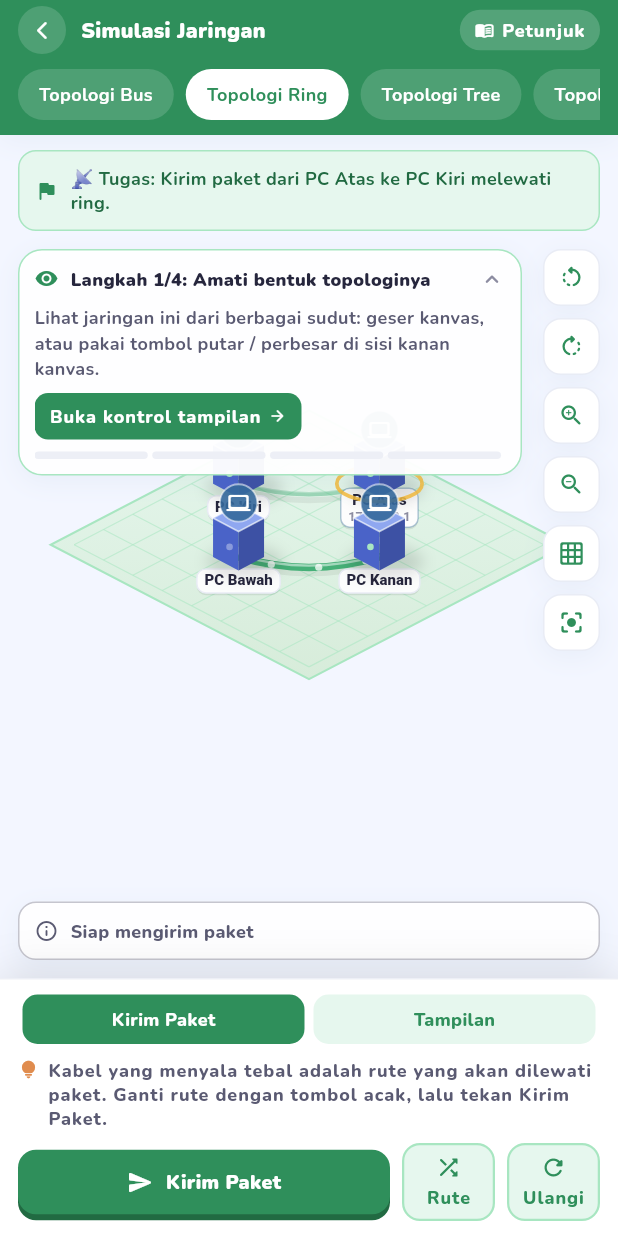
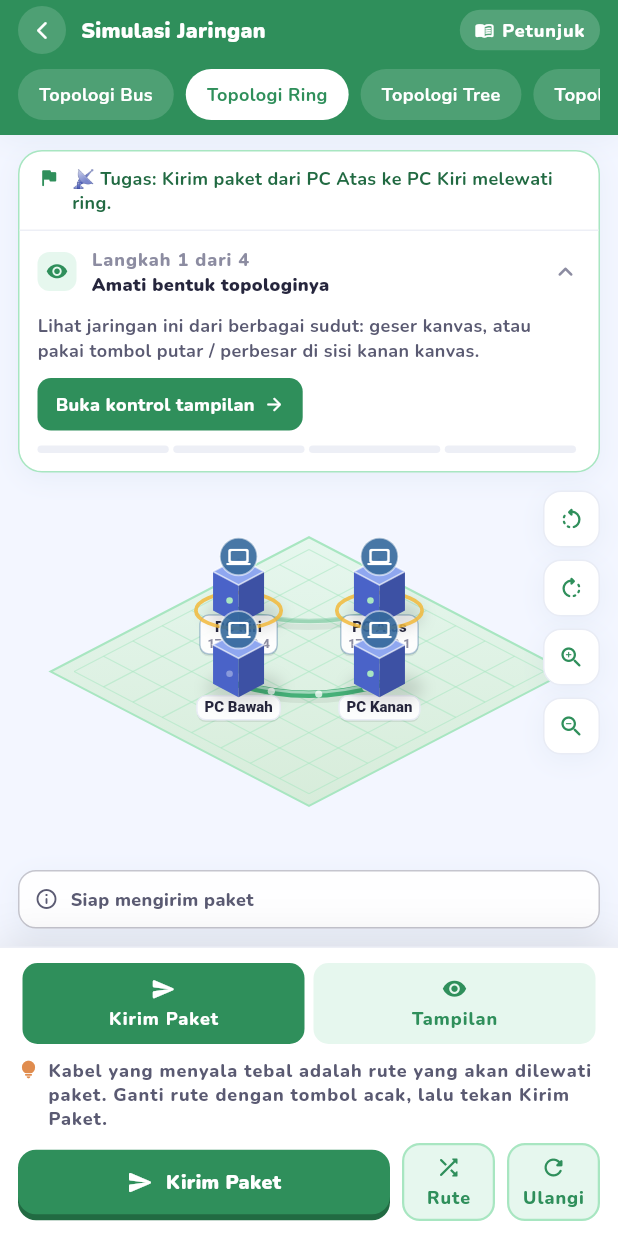
Before and after one commit to prasproject/netlearn, a Flutter app: the SimulationScreen screen opened by its route, after a tap on "Topologi Ring", on a phone screen of 412 x 824 dp. Run offline on Flutter 3.47's test engine with Material 3 defaults, Android fonts, the phone set to English and light mode, and no system bars; drawn by our look-alikes of flutter_animate; our stand-ins replace audioplayers, cloud_firestore, firebase_analytics, firebase_auth, firebase_core, firebase_database and 12 more; missing offline and left inert: dart:html, excel, flutter_welcome_kit; accounts and stored records are empty; project files that could hold a hidden picture were left out.

Commit message:
fixing animation

```diff
--- a/lib/domain/providers/simulation_provider.dart
+++ b/lib/domain/providers/simulation_provider.dart
@@ -100,11 +100,14 @@ class SimulationNotifier extends StateNotifier<SimulationState> {
     if (sims.isEmpty) return;
     final sim = sims.first;
     final scenario = sim.scenarios.isNotEmpty ? sim.scenarios.first : null;
+    final endpoints = _defaultEndpoints(sim);
     state = SimulationState(
       simulation: sim,
       allSimulations: sims,
       selectedPath: scenario?.correctPath ?? [],
       isLoaded: true,
+      packetSourceNodeId: endpoints.$1,
+      packetTargetNodeId: endpoints.$2,
       pcCount: sim.nodes.where((n) => n.type == NodeType.pc).length,
       switchCount: sim.nodes.where((n) => n.type == NodeType.switchDevice).length,
       routerCount: sim.nodes.where((n) => n.type == NodeType.router).length,
@@ -115,6 +118,7 @@ class SimulationNotifier extends StateNotifier<SimulationState> {
     if (state.isAnimating) return;
     final sim = state.allSimulations.firstWhere((s) => s.id == id, orElse: () => state.simulation);
     final scenario = sim.scenarios.isNotEmpty ? sim.scenarios.first : null;
+    final endpoints = _defaultEndpoints(sim);
     state = state.copyWith(
       simulation: sim,
       selectedPath: scenario?.correctPath ?? [],
@@ -122,12 +126,8 @@ class SimulationNotifier extends StateNotifier<SimulationState> {
       detailMessage: null,
       packetProgress: -1,
       connectStartNodeId: null,
-      packetSourceNodeId: sim.nodes.where((n) => n.type == NodeType.pc).isNotEmpty
-          ? sim.nodes.firstWhere((n) => n.type == NodeType.pc).id
-          : null,
-      packetTargetNodeId: sim.nodes.where((n) => n.type == NodeType.server || n.type == NodeType.pc).isNotEmpty
-          ? sim.nodes.firstWhere((n) => n.type == NodeType.server || n.type == NodeType.pc).id
-          : null,
+      packetSourceNodeId: endpoints.$1,
+      packetTargetNodeId: endpoints.$2,
       cableByLinkKey: {},
       pcCount: sim.nodes.where((n) => n.type == NodeType.pc).length,
       switchCount: sim.nodes.where((n) => n.type == NodeType.switchDevice).length,
@@ -135,11 +135,34 @@ class SimulationNotifier extends StateNotifier<SimulationState> {
     );
   }
 
-  /// Select a route path
+  /// A sensible starting sender/receiver pair for [sim]: the scenario's own
+  /// endpoints when one is defined (so they match the task text), otherwise
+  /// the first two distinct nodes. The old heuristic ("first PC" for both
+  /// source and the server-or-PC target) could pick the very same node for
+  /// both ends, which silently broke the very first "Kirim Paket" attempt.
+  (String?, String?) _defaultEndpoints(SimulationModel sim) {
+    final scenario = sim.scenarios.isNotEmpty ? sim.scenarios.first : null;
+    if (scenario != null) {
+      return (scenario.fromNodeId, scenario.toNodeId);
+    }
+    if (sim.nodes.isEmpty) return (null, null);
+    final source = sim.nodes.first.id;
+    final target = sim.nodes.firstWhere(
+      (n) => n.id != source,
+      orElse: () => sim.nodes.first,
+    ).id;
+    return (source, target == source ? null : target);
+  }
+
+  /// Select a route path, keeping the sender/receiver chips in sync with it —
+  /// otherwise switching routes here and picking endpoints in the inspector
+  /// could disagree about what is actually selected.
   void selectPath(List<String> path) {
     if (state.isAnimating) return;
     state = state.copyWith(
       selectedPath: path,
+      packetSourceNodeId: path.isNotEmpty ? path.first : state.packetSourceNodeId,
+      packetTargetNodeId: path.isNotEmpty ? path.last : state.packetTargetNodeId,
       statusMessage: 'Jalur dipilih: ${_pathLabel(path)}',
     );
   }
@@ -163,25 +186,50 @@ class SimulationNotifier extends StateNotifier<SimulationState> {
       return _sendPlaygroundPacket();
     }
 
-    if (state.isAnimating || state.selectedPath.isEmpty) return false;
+    if (state.isAnimating) return false;
 
-    state = state.copyWith(isAnimating: true, packetProgress: 0,
-      statusMessage: 'Mengirim paket...');
+    // Route by whichever sender/receiver are currently chosen — via BFS over
+    // the topology, same engine the playground uses — rather than always
+    // replaying whatever `selectedPath` happened to hold. Previously this
+    // method ignored the source/target the student picked in the inspector
+    // entirely, so "Jadikan pengirim/tujuan" had no visible effect: pressing
+    // Kirim Paket always animated the original scenario route regardless of
+    // what was chosen.
+    final sourceId = state.packetSourceNodeId;
+    final targetId = state.packetTargetNodeId;
+    List<String> path;
+    if (sourceId != null && targetId != null && sourceId != targetId) {
+      path = _findPath(sourceId, targetId);
+    } else {
+      path = state.selectedPath;
+    }
 
-    for (int i = 0; i < state.selectedPath.length; i++) {
+    if (path.isEmpty) {
+      state = state.copyWith(
+        statusMessage: 'Gagal: tidak ada jalur antar perangkat yang dipilih',
+        detailMessage: 'Pastikan pengirim dan tujuan terhubung.',
+      );
+      return false;
+    }
+
+    state = state.copyWith(
+      isAnimating: true,
+      selectedPath: path,
+      packetProgress: 0,
+      statusMessage: 'Mengirim paket...',
+    );
+
+    for (int i = 0; i < path.length; i++) {
       state = state.copyWith(packetProgress: i);
       await Future.delayed(const Duration(milliseconds: 700));
     }
 
-    final pathLabel = _pathLabel(state.selectedPath);
-    final routeLabel = state.selectedPath.length > 1 && state.selectedPath[1] == 'router1'
-        ? 'Router'
-        : 'Switch';
+    final pathLabel = _pathLabel(path);
     state = state.copyWith(
       isAnimating: false,
-      packetProgress: state.selectedPath.length - 1,
-      statusMessage: 'Status: Paket dikirim via $routeLabel ✓',
-      detailMessage: 'Hop: ${state.selectedPath.length - 1} | Jalur: $pathLabel',
+      packetProgress: path.length - 1,
+      statusMessage: 'Status: Paket dikirim ✓',
+      detailMessage: 'Hop: ${path.length - 1} | Jalur: $pathLabel',
     );
     return true;
   }
@@ -363,10 +411,30 @@ class SimulationNotifier extends StateNotifier<SimulationState> {
     );
   }
 
+  /// Choose the sender/receiver device. The cable route between them is
+  /// highlighted immediately (not just when "Kirim Paket" is pressed) so the
+  /// choice is visibly reflected on the canvas right away, in every topology
+  /// — not only the free-build Lab.
   void setPacketEndpoints({String? sourceId, String? targetId}) {
+    if (state.isAnimating) return;
+    final newSource = sourceId ?? state.packetSourceNodeId;
+    final newTarget = targetId ?? state.packetTargetNodeId;
+
+    if (newSource == null || newTarget == null || newSource == newTarget) {
+      state = state.copyWith(packetSourceNodeId: newSource, packetTargetNodeId: newTarget);
+      return;
+    }
+
+    final path = _findPath(newSource, newTarget);
     state = state.copyWith(
-      packetSourceNodeId: sourceId ?? state.packetSourceNodeId,
-      packetTargetNodeId: targetId ?? state.packetTargetNodeId,
+      packetSourceNodeId: newSource,
+      packetTargetNodeId: newTarget,
+      selectedPath: path,
+      statusMessage: path.isEmpty
+          ? 'Belum ada kabel yang menghubungkan kedua perangkat ini'
+          : 'Jalur dipilih: ${_pathLabel(path)}',
+      detailMessage: null,
+      packetProgress: -1,
     );
   }
 
--- a/lib/presentation/simulation/simulation_screen.dart
+++ b/lib/presentation/simulation/simulation_screen.dart
@@ -234,7 +234,7 @@ class _SimulationScreenState extends ConsumerState<SimulationScreen> with Ticker
       body: Column(
         children: [
           _header(sim),
-          _goalBanner(sim),
+          _guidePanel(sim),
           Expanded(child: _canvas(sim)),
           if (selected != null) _inspector(sim, selected),
           _dock(sim),
@@ -338,34 +338,6 @@ class _SimulationScreenState extends ConsumerState<SimulationScreen> with Ticker
     );
   }
 
-  /// The scenario's objective, stated plainly and always on screen.
-  Widget _goalBanner(SimulationState sim) {
-    return Container(
-      margin: const EdgeInsets.fromLTRB(12, 10, 12, 0),
-      padding: const EdgeInsets.all(10),
-      decoration: BoxDecoration(
-        color: AppColors.secondaryGreenSurface,
-        borderRadius: BorderRadius.circular(AppDimensions.radiusLarge),
-        border: Border.all(color: AppColors.secondaryGreenAccent),
-      ),
-      child: Row(
-        children: [
-          const Icon(Icons.flag_rounded, size: 16, color: AppColors.secondaryGreen),
-          const SizedBox(width: 8),
-          Expanded(
-            child: Text(
-              sim.simulation.task,
-              style: AppTextStyles.labelSmall.copyWith(
-                color: AppColors.secondaryGreenDark,
-                height: 1.35,
-              ),
-            ),
-          ),
-        ],
-      ),
-    );
-  }
-
   // ─── Canvas ───
 
   Widget _canvas(SimulationState sim) {
@@ -417,9 +389,15 @@ class _SimulationScreenState extends ConsumerState<SimulationScreen> with Ticker
                   ),
                 ),
               ),
-              Positioned(left: 12, top: 12, right: 64, child: _missionCard(sim)),
+              // The status bar is purely informational (no tap target of its
+              // own), so it must come BEFORE the camera buttons in the Stack.
+              // On a short canvas the two can overlap geometrically, and a
+              // later Stack child wins hit-testing regardless of whether it
+              // actually handles the tap — with the old order, the status bar
+              // silently swallowed taps meant for the camera buttons whenever
+              // that overlap happened, making them dead with no visible cause.
+              Positioned(left: 12, right: 12, bottom: 12, child: _statusBar(sim)),
               Positioned(right: 12, top: 12, child: _cameraTools()),
-              Positioned(left: 12, right: 12, bottom: 12, child: _statusBar(sim)),
             ],
           ),
         );
@@ -457,31 +435,29 @@ class _SimulationScreenState extends ConsumerState<SimulationScreen> with Ticker
         tool(Icons.rotate_right_rounded, () => _nudgeCamera(rotate: 0.35), tooltip: 'Putar kanan'),
         tool(Icons.zoom_in_rounded, () => _nudgeCamera(zoom: 1.2), tooltip: 'Perbesar'),
         tool(Icons.zoom_out_rounded, () => _nudgeCamera(zoom: 0.83), tooltip: 'Perkecil'),
-        tool(_showGrid ? Icons.grid_on_rounded : Icons.grid_off_rounded, () {
-          setState(() => _showGrid = !_showGrid);
-          _markViewExplored();
-        }, tooltip: 'Garis lantai'),
-        tool(Icons.center_focus_strong_rounded, () {
-          setState(() => _camera = const IsoCamera());
-          _markViewExplored();
-        }, tooltip: 'Kembalikan tampilan'),
       ],
     );
   }
 
   // ─── Mission checklist ───
 
-  Widget _missionCard(SimulationState sim) {
+  /// Guide panel: the scenario's goal plus the current guided step, in one
+  /// fixed place between the header and the canvas.
+  ///
+  /// This used to be two separate pieces — a goal banner, and a mission card
+  /// that floated, semi-transparent, on top of the isometric scene. Reading
+  /// instructions layered over a moving 3D drawing (and not knowing there was
+  /// a second, different explanation elsewhere) was a big part of what made
+  /// the guidance hard to follow. One panel, opaque, out of the canvas's way.
+  Widget _guidePanel(SimulationState sim) {
     final missions = _missions;
     final index = _currentMissionIndex;
     final allDone = index >= missions.length;
 
-    return AnimatedContainer(
-      duration: AppMotion.normal,
-      curve: AppMotion.enter,
-      padding: const EdgeInsets.all(10),
+    return Container(
+      margin: const EdgeInsets.fromLTRB(12, 10, 12, 0),
       decoration: BoxDecoration(
-        color: Colors.white.withValues(alpha: 0.96),
+        color: Colors.white,
         borderRadius: BorderRadius.circular(AppDimensions.radiusXL),
         border: Border.all(
           color: allDone ? AppColors.secondaryGreenLight : AppColors.secondaryGreenAccent,
@@ -491,44 +467,94 @@ class _SimulationScreenState extends ConsumerState<SimulationScreen> with Ticker
       child: Column(
         crossAxisAlignment: CrossAxisAlignment.start,
         children: [
-          Pressable(
-            onTap: () => setState(() => _missionsOpen = !_missionsOpen),
+          Padding(
+            padding: const EdgeInsets.fromLTRB(12, 10, 12, 10),
             child: Row(
+              crossAxisAlignment: CrossAxisAlignment.start,
               children: [
-                Icon(
-                  allDone ? Icons.emoji_events_rounded : missions[index].icon,
-                  size: 16,
-                  color: allDone ? AppColors.gold : AppColors.secondaryGreen,
-                ),
+                const Icon(Icons.flag_rounded, size: 15, color: AppColors.secondaryGreen),
                 const SizedBox(width: 8),
                 Expanded(
                   child: Text(
+                    sim.simulation.task,
+                    maxLines: 2,
+                    overflow: TextOverflow.ellipsis,
+                    style: AppTextStyles.labelSmall.copyWith(
+                      color: AppColors.secondaryGreenDark,
+                      fontWeight: FontWeight.w700,
+                      height: 1.35,
+                    ),
+                  ),
+                ),
+              ],
+            ),
+          ),
+          const Divider(height: 1, color: AppColors.divider),
+          Pressable(
+            onTap: () => setState(() => _missionsOpen = !_missionsOpen),
+            child: Padding(
+              padding: const EdgeInsets.fromLTRB(12, 10, 12, 10),
+              child: Row(
+                children: [
+                  Container(
+                    width: 26,
+                    height: 26,
+                    decoration: BoxDecoration(
+                      color: allDone
+                          ? AppColors.goldSurface
+                          : AppColors.secondaryGreenSurface,
+                      borderRadius: BorderRadius.circular(8),
+                    ),
+                    child: Icon(
+                      allDone ? Icons.emoji_events_rounded : missions[index].icon,
+                      size: 15,
+                      color: allDone ? AppColors.goldDark : AppColors.secondaryGreen,
+                    ),
+                  ),
+                  const SizedBox(width: 10),
+                  Expanded(
+                    child: Column(
+                      crossAxisAlignment: CrossAxisAlignment.start,
+                      children: [
+                        Text(
                           allDone
                               ? 'Semua langkah selesai 🎉'
-                        : 'Langkah ${index + 1}/${missions.length}: ${missions[index].title}',
+                              : 'Langkah ${index + 1} dari ${missions.length}',
+                          style: AppTextStyles.labelTiny.copyWith(
+                            color: AppColors.textMuted,
+                            fontWeight: FontWeight.w800,
+                          ),
+                        ),
+                        if (!allDone)
+                          Text(
+                            missions[index].title,
                             style: AppTextStyles.labelSmall.copyWith(
                               color: AppColors.textPrimary,
                               fontWeight: FontWeight.w900,
                             ),
+                          ),
+                      ],
                     ),
                   ),
                   Icon(
                     _missionsOpen
                         ? Icons.keyboard_arrow_up_rounded
                         : Icons.keyboard_arrow_down_rounded,
-                  size: 18,
+                    size: 20,
                     color: AppColors.textMuted,
                   ),
                 ],
               ),
             ),
+          ),
           AnimatedCrossFade(
             duration: AppMotion.normal,
             crossFadeState: _missionsOpen ? CrossFadeState.showFirst : CrossFadeState.showSecond,
-            firstChild: Column(
+            firstChild: Padding(
+              padding: const EdgeInsets.fromLTRB(12, 0, 12, 12),
+              child: Column(
                 crossAxisAlignment: CrossAxisAlignment.start,
                 children: [
-                const SizedBox(height: 8),
                   if (!allDone) ...[
                     Text(
                       missions[index].hint,
@@ -537,11 +563,11 @@ class _SimulationScreenState extends ConsumerState<SimulationScreen> with Ticker
                         height: 1.45,
                       ),
                     ),
-                  const SizedBox(height: 8),
+                    const SizedBox(height: 10),
                     Pressable(
                       onTap: () => _openTab(missions[index].tab),
                       child: Container(
-                      padding: const EdgeInsets.symmetric(horizontal: 10, vertical: 7),
+                        padding: const EdgeInsets.symmetric(horizontal: 12, vertical: 9),
                         decoration: BoxDecoration(
                           color: AppColors.secondaryGreen,
                           borderRadius: BorderRadius.circular(9),
@@ -549,34 +575,39 @@ class _SimulationScreenState extends ConsumerState<SimulationScreen> with Ticker
                         child: Row(
                           mainAxisSize: MainAxisSize.min,
                           children: [
-                          // Flexible: a long action label must not overflow the
-                          // card on a narrow phone.
+                            // Flexible: a long action label must not overflow
+                            // the panel on a narrow phone.
                             Flexible(
                               child: Text(
                                 missions[index].action,
                                 maxLines: 1,
                                 overflow: TextOverflow.ellipsis,
-                              style: AppTextStyles.labelTiny.copyWith(
+                                style: AppTextStyles.labelSmall.copyWith(
                                   color: Colors.white,
                                   fontWeight: FontWeight.w800,
                                 ),
                               ),
                             ),
-                          const SizedBox(width: 5),
-                          const Icon(Icons.arrow_forward_rounded, size: 12, color: Colors.white),
+                            const SizedBox(width: 6),
+                            const Icon(
+                              Icons.arrow_forward_rounded,
+                              size: 14,
+                              color: Colors.white,
+                            ),
                           ],
                         ),
                       ),
                     ),
                   ] else
                     Text(
-                    'Kamu sudah mencoba seluruh alur simulasi ini. Coba topologi lain, atau rancang jaringanmu sendiri di Lab Bebas.',
+                      'Kamu sudah mencoba seluruh alur simulasi ini. Coba topologi lain, '
+                      'atau rancang jaringanmu sendiri di Lab Bebas.',
                       style: AppTextStyles.labelSmall.copyWith(
                         color: AppColors.textSecondary,
                         height: 1.45,
                       ),
                     ),
-                const SizedBox(height: 8),
+                  const SizedBox(height: 10),
                   Row(
                     children: [
                       for (var i = 0; i < missions.length; i++)
@@ -596,6 +627,7 @@ class _SimulationScreenState extends ConsumerState<SimulationScreen> with Ticker
                     ],
                   ),
                 ],
+              ),
             ),
             secondChild: const SizedBox(width: double.infinity),
           ),
@@ -633,6 +665,7 @@ class _SimulationScreenState extends ConsumerState<SimulationScreen> with Ticker
         : AppColors.textSecondary;
 
     return AnimatedContainer(
+      key: const Key('simStatusBar'),
       duration: AppMotion.normal,
       padding: const EdgeInsets.all(10),
       decoration: BoxDecoration(
@@ -814,10 +847,19 @@ class _SimulationScreenState extends ConsumerState<SimulationScreen> with Ticker
 
   // ─── Bottom dock ───
 
+  static const _dockIcons = [
+    Icons.construction_rounded,
+    Icons.send_rounded,
+    Icons.visibility_rounded,
+  ];
+
   Widget _dock(SimulationState sim) {
     final tabs = _isPlayground
-        ? const ['1. Bangun', '2. Kirim', 'Tampilan']
+        ? const ['Bangun', 'Kirim', 'Tampilan']
         : const ['Kirim Paket', 'Tampilan'];
+    // The build tab only exists in the free-build lab, so the fixed
+    // topologies' tabs borrow the send/view icons rather than the full set.
+    final icons = _isPlayground ? _dockIcons : _dockIcons.sublist(1);
     final tab = _dockTab.clamp(0, tabs.length - 1);
 
     return Container(
@@ -832,30 +874,47 @@ class _SimulationScreenState extends ConsumerState<SimulationScreen> with Ticker
           padding: const EdgeInsets.fromLTRB(12, 10, 12, 10),
           child: Column(
             children: [
+              // Segmented control, not a bottom nav bar: it switches which
+              // toolset is showing below, it doesn't change screens. Icons
+              // make that legible at a glance instead of relying on reading
+              // short, easy-to-skim-past text pills.
               Row(
                 children: [
                   for (var i = 0; i < tabs.length; i++)
                     Expanded(
                       child: Pressable(
-                        onTap: () => setState(() => _dockTab = i),
+                        onTap: () {
+                          if (i == tab) return;
+                          ref.read(audioProvider.notifier).playSfx(SoundEffect.buttonTap);
+                          setState(() => _dockTab = i);
+                        },
                         child: AnimatedContainer(
                           duration: AppMotion.fast,
                           margin: const EdgeInsets.symmetric(horizontal: 3),
-                          padding: const EdgeInsets.symmetric(vertical: 8),
+                          padding: const EdgeInsets.symmetric(vertical: 9),
                           decoration: BoxDecoration(
                             color: i == tab
                                 ? AppColors.secondaryGreen
                                 : AppColors.secondaryGreenSurface,
                             borderRadius: BorderRadius.circular(10),
                           ),
-                          child: Center(
-                            child: Text(
+                          child: Column(
+                            mainAxisSize: MainAxisSize.min,
+                            children: [
+                              Icon(
+                                icons[i],
+                                size: 17,
+                                color: i == tab ? Colors.white : AppColors.secondaryGreen,
+                              ),
+                              const SizedBox(height: 2),
+                              Text(
                                 tabs[i],
-                              style: AppTextStyles.labelSmall.copyWith(
+                                style: AppTextStyles.labelTiny.copyWith(
                                   color: i == tab ? Colors.white : AppColors.secondaryGreen,
                                   fontWeight: FontWeight.w800,
                                 ),
                               ),
+                            ],
                           ),
                         ),
                       ),
```
Also changed, not shown: 2 other files. Lines whose indentation alone changed are shown as unchanged.
